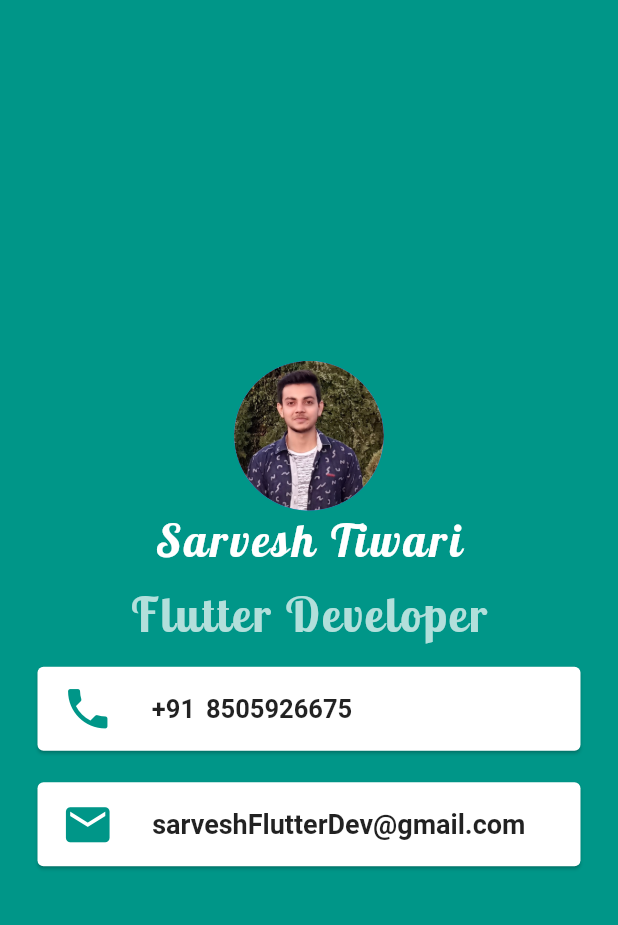
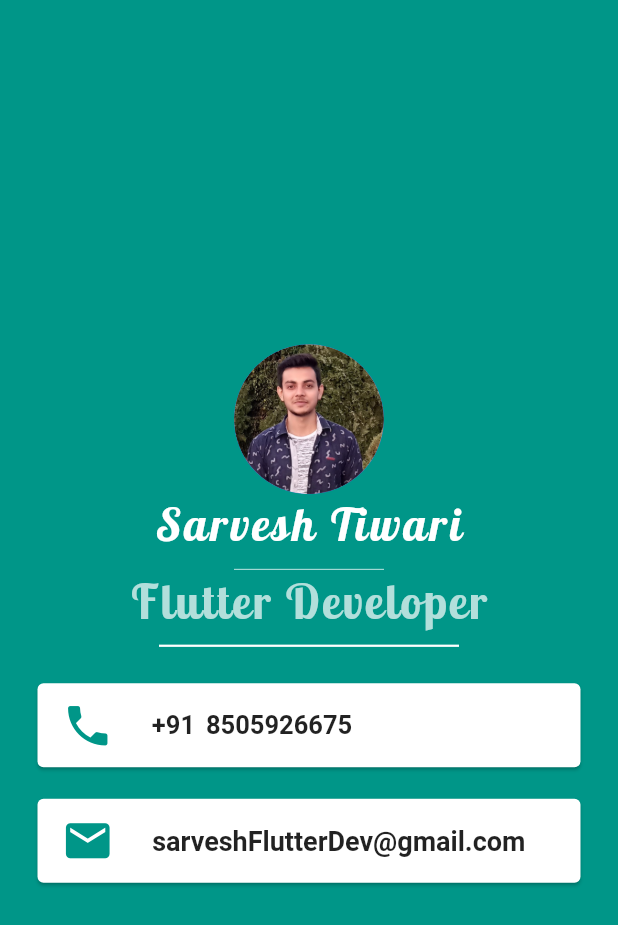
Before and after one commit to sarveshsrv/MyCard, a Flutter app: the screen it shows after launch, on a phone screen of 412 x 824 dp. Shown: the top 925 px of the screen. Run offline on Flutter 3.47's test engine with Material 2 defaults, Android fonts, the phone set to English and light mode, and no system bars.

Commit message:
Divider added

```diff
--- a/lib/main.dart
+++ b/lib/main.dart
@@ -27,6 +27,14 @@
                     //fontStyle: FontStyle.italic,
                   ),
                 ),
+                 SizedBox(
+                  height: 2.0,
+                  width: 100.0,
+                  child: Divider(
+                    color: Colors.white,
+                    thickness: .5,
+                  ),
+                ),
                 Text(
                   "Flutter Developer",
                   style: TextStyle(
@@ -36,6 +44,14 @@
                     letterSpacing: 1.5,
                     fontWeight: FontWeight.bold,
                     //decoration: TextDecoration.underline,
+                  ),
+                ),
+                SizedBox(
+                  height: 20.0,
+                  width: 200.0,
+                  child: Divider(
+                    color: Colors.white,
+                    thickness: 1.5,
                   ),
                 ),
                 Card(
```
